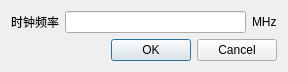
The window that soft/zebra-tester/qclockfreqdialog.ui (Quenii/ADCEVM) describes before a commit, drawn with Qt 5.
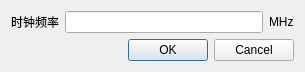
The same window after the commit.

The edit to the form file:
```diff
--- a/soft/zebra-tester/qclockfreqdialog.ui
+++ b/soft/zebra-tester/qclockfreqdialog.ui
@@ -6,7 +6,7 @@
    <rect>
     <x>0</x>
     <y>0</y>
-    <width>288</width>
+    <width>305</width>
     <height>67</height>
    </rect>
   </property>
@@ -31,7 +31,7 @@
      </property>
     </widget>
    </item>
-   <item row="1" column="1" colspan="2">
+   <item row="1" column="0" colspan="3">
     <widget class="QDialogButtonBox" name="buttonBox">
      <property name="standardButtons">
       <set>QDialogButtonBox::Cancel|QDialogButtonBox::Ok</set>
```
Left out of the diff: 16 changed lines with no effect on the pictures.
